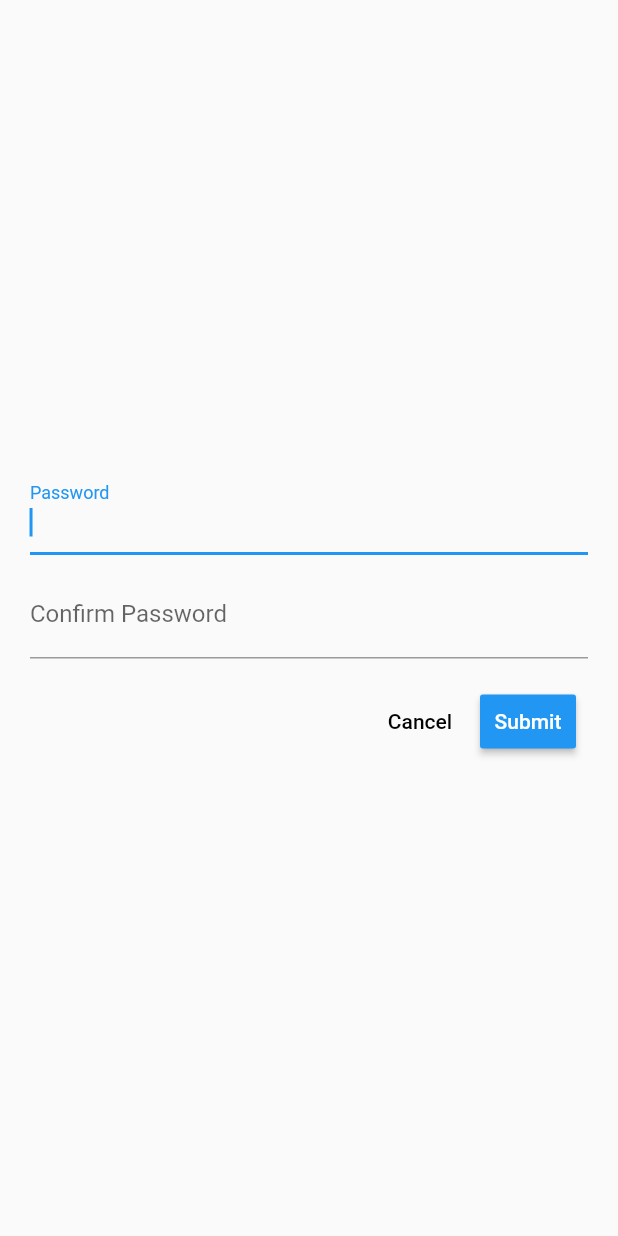
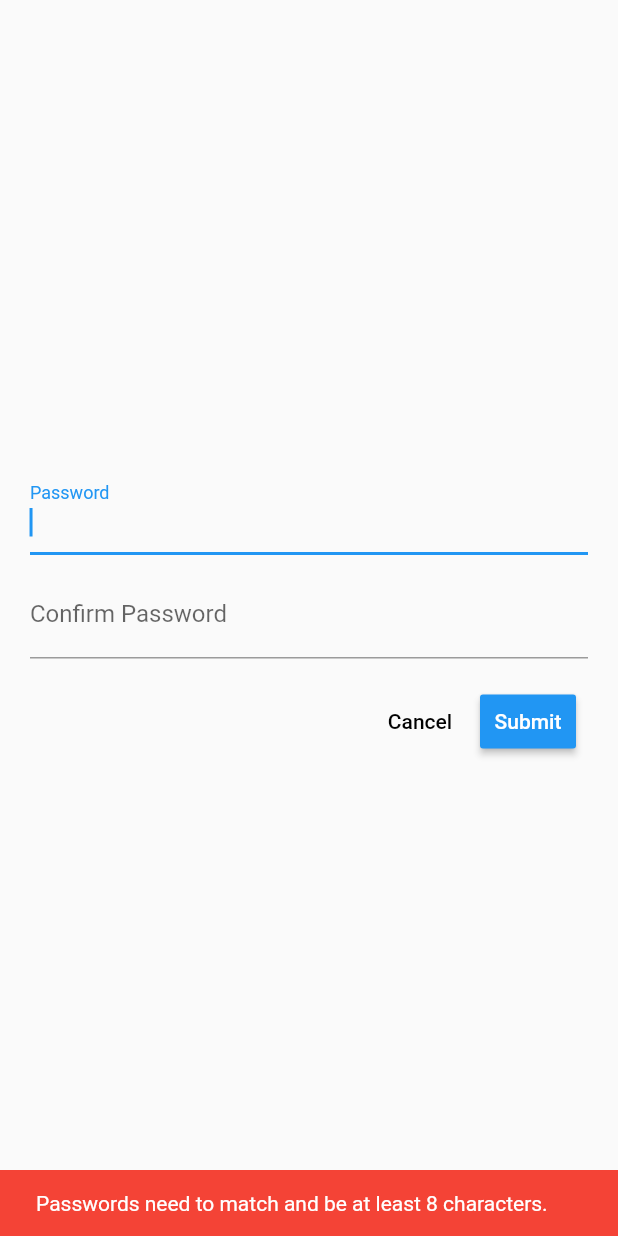
Before and after one commit to andrewdimmer/newhackwhothis2020, a Flutter app: the Password widget shown alone on an empty page, opened directly with empty values, after a tap on "Submit", on a phone screen of 412 x 824 dp. Run offline on Flutter 3.47's test engine with Material 2 defaults, Android fonts, the phone set to English and light mode, and no system bars.

Commit message:
feat(flutter): Added Basic Password Validation

```diff
--- a/flutter/lib/Pages/Password.dart
+++ b/flutter/lib/Pages/Password.dart
@@ -49,7 +49,19 @@ class Password extends StatelessWidget {
                 ),
                 RaisedButton(
                   onPressed: () {
-                    setStage(Stage.bio);
+                    if (_controller.text.contains(_controller2.text) &&
+                        _controller2.text.contains(_controller.text) &&
+                        _controller.text.length >= 8) {
+                      setStage(Stage.bio);
+                    } else {
+                      Scaffold.of(context).showSnackBar(SnackBar(
+                        content: Text(
+                          'Passwords need to match and be at least 8 characters.',
+                          style: TextStyle(color: Colors.white),
+                        ),
+                        backgroundColor: Colors.red,
+                      ));
+                    }
                   },
                   child: Text("Submit"),
                   color: Theme.of(context).primaryColor,
```
